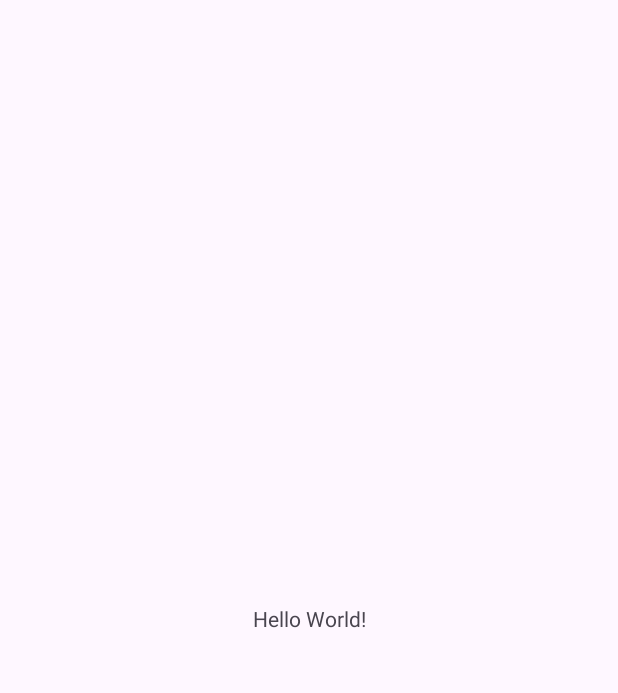
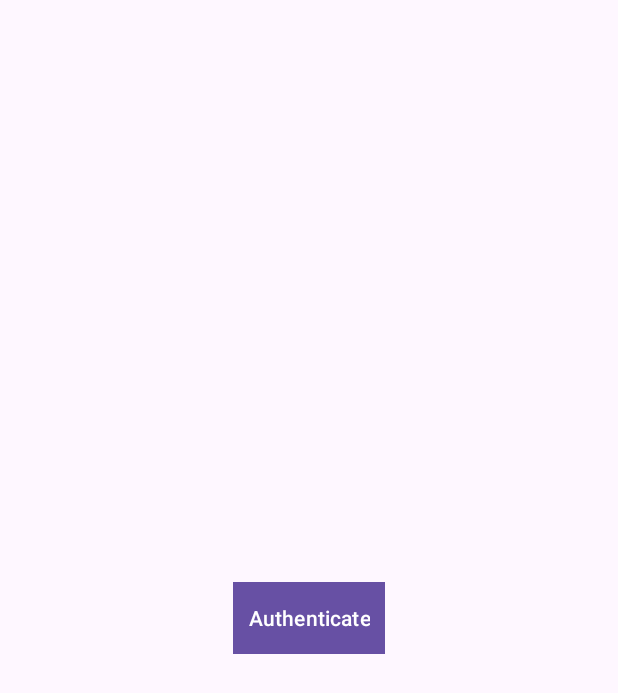
Before and after one commit to Stavici/Android-Software-Modules, an Android app: the screen it shows after launch (MainActivity), on a phone screen of 412 x 824 dp. Before the commit the part shown is almost empty. Shown: the top 693 px of the screen. Run offline under Robolectric (Android 15) with nearby library versions, the phone set to English and light mode, and no system bars.

```diff
--- a/app/build.gradle.kts
+++ b/app/build.gradle.kts
@@ -37,6 +37,8 @@ android {
 
 dependencies {
 
+    implementation ("androidx.biometric:biometric:1.2.0-alpha05")
+
     implementation("androidx.core:core-ktx:1.9.0")
     implementation("androidx.appcompat:appcompat:1.6.1")
     implementation("com.google.android.material:material:1.10.0")
--- a/app/src/main/AndroidManifest.xml
+++ b/app/src/main/AndroidManifest.xml
@@ -1,6 +1,8 @@
 <?xml version="1.0" encoding="utf-8"?>
 <manifest xmlns:android="http://schemas.android.com/apk/res/android"
     xmlns:tools="http://schemas.android.com/tools">
+
+    <uses-permission android:name="android.permission.USE_BIOMETRIC" />
 
     <application
         android:allowBackup="true"
--- a/app/src/main/res/layout/activity_main.xml
+++ b/app/src/main/res/layout/activity_main.xml
@@ -4,12 +4,19 @@
     xmlns:tools="http://schemas.android.com/tools"
     android:layout_width="match_parent"
     android:layout_height="match_parent"
+    android:id="@+id/content"
     tools:context=".MainActivity">
 
-    <TextView
+    <Button
+        android:id="@+id/btn_authenticate"
         android:layout_width="wrap_content"
         android:layout_height="wrap_content"
-        android:text="Hello World!"
+        android:background="@color/design_default_color_secondary_variant"
+        android:padding="10dp"
+        android:text="Authenticate"
+        android:textAllCaps="false"
+        android:textColor="@android:color/white"
+        android:textStyle="normal"
         app:layout_constraintBottom_toBottomOf="parent"
         app:layout_constraintEnd_toEndOf="parent"
         app:layout_constraintStart_toStartOf="parent"
```
Also changed, not shown: app/src/main/java/com/example/androidsoftwaremodules/MainActivity.kt (+72 -1 lines).
